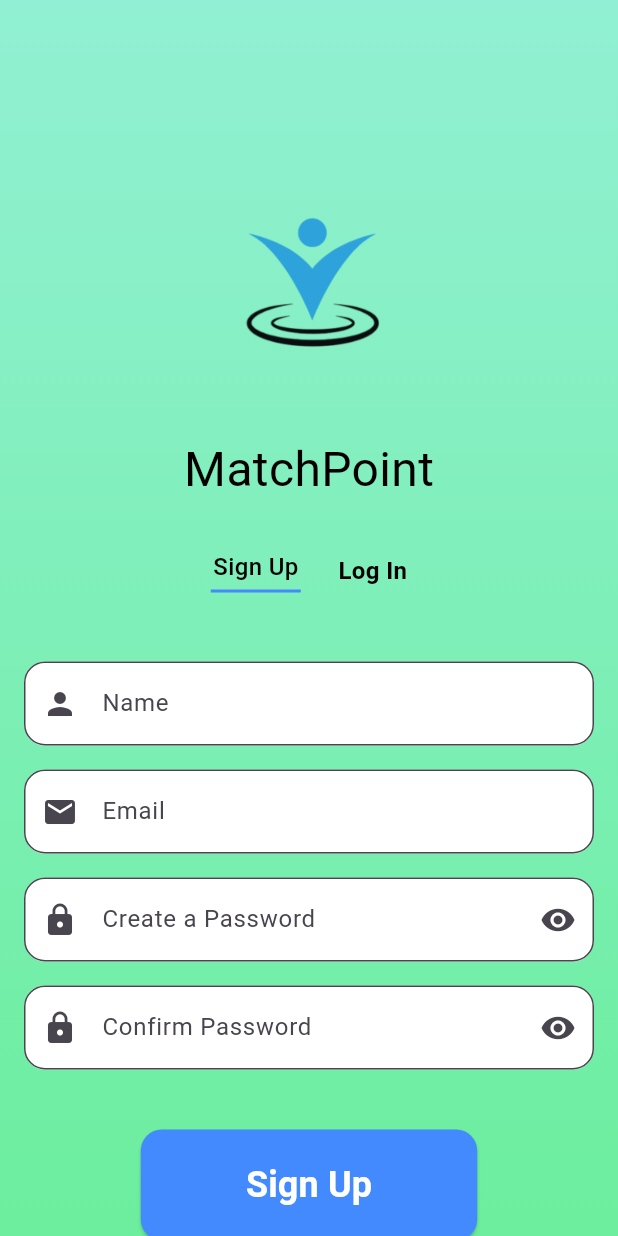
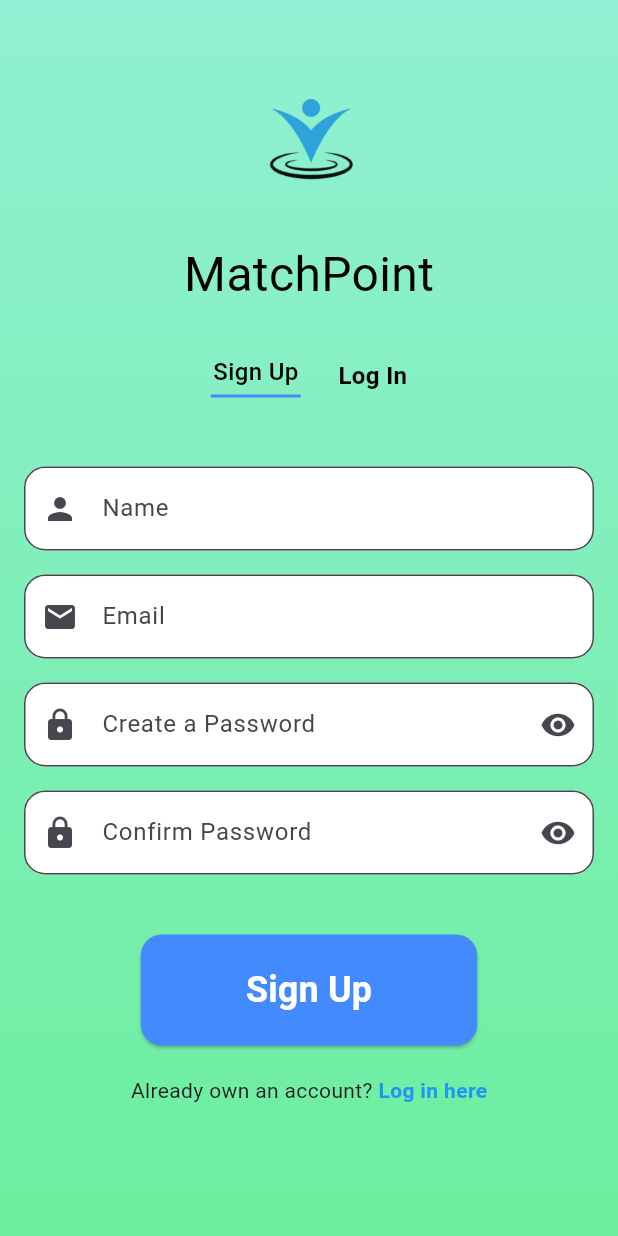
Before and after one commit to KIRAN10077/matchpoint, a Flutter app: the RegisterScreen screen opened directly, on a phone screen of 412 x 824 dp. Run offline on Flutter 3.47's test engine with Material 3 defaults, Android fonts, the phone set to English and light mode, and no system bars; our stand-ins replace google_fonts; Roboto replaces fonts that are missing (Audiowide).

Commit message:
colors and ui tweaks in login/register

```diff
--- a/lib/screens/register_screen.dart
+++ b/lib/screens/register_screen.dart
@@ -1,6 +1,6 @@
 import 'package:flutter/material.dart';
 import 'package:google_fonts/google_fonts.dart';
-import 'package:matchpoint/screens/home_screen.dart';
+import 'package:matchpoint/screens/dashboard_screen.dart';
 import 'package:matchpoint/screens/login_screen.dart';
 
 
@@ -38,10 +38,10 @@ class _RegisterScreenState extends State<RegisterScreen> {
         ),
         child: Column(
           children: [
-            const SizedBox(height: 120),
+            const SizedBox(height: 50),
       Image.asset(
         'assets/images/matchpoint_logo_final.png',
-        height: 160,
+        height: 100,
       ),
       const SizedBox(height: 10),
       Text(
@@ -193,7 +193,7 @@ Padding(
      onPressed: () {
        Navigator.pushReplacement(
          context,
-         MaterialPageRoute(builder: (_) => const HomeScreen()),
+         MaterialPageRoute(builder: (_) => const DashboardScreen()),
        );
      },
      style: ElevatedButton.styleFrom(
```
Also changed, not shown: lib/screens/login_screen.dart (+4 -4 lines).
